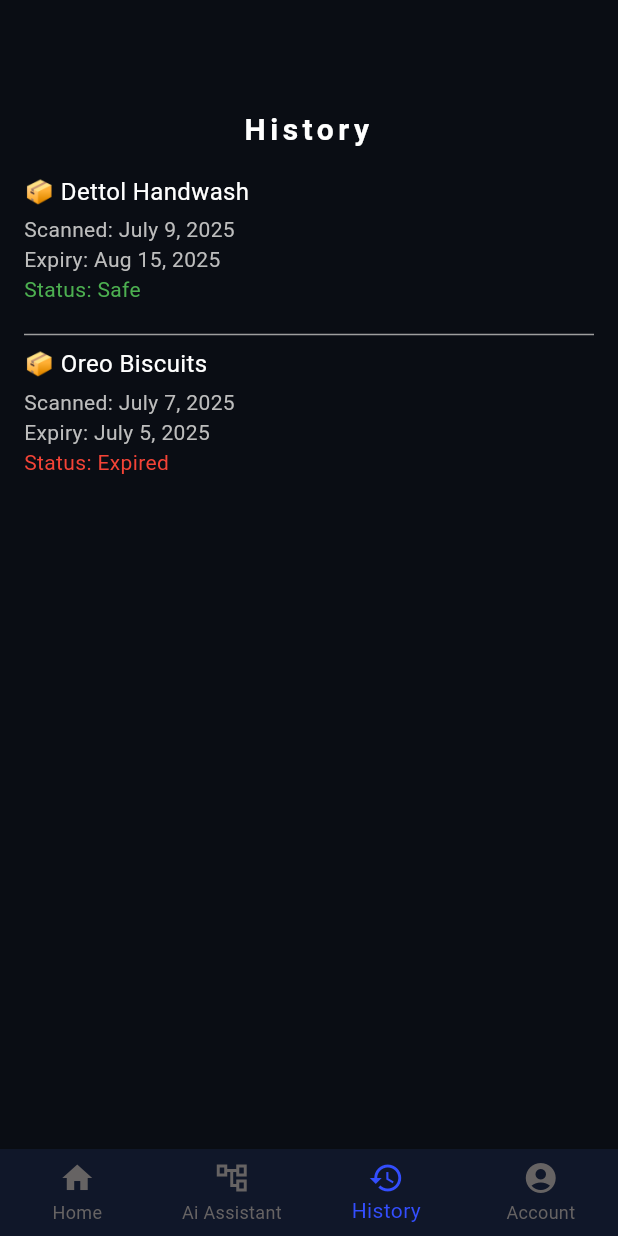
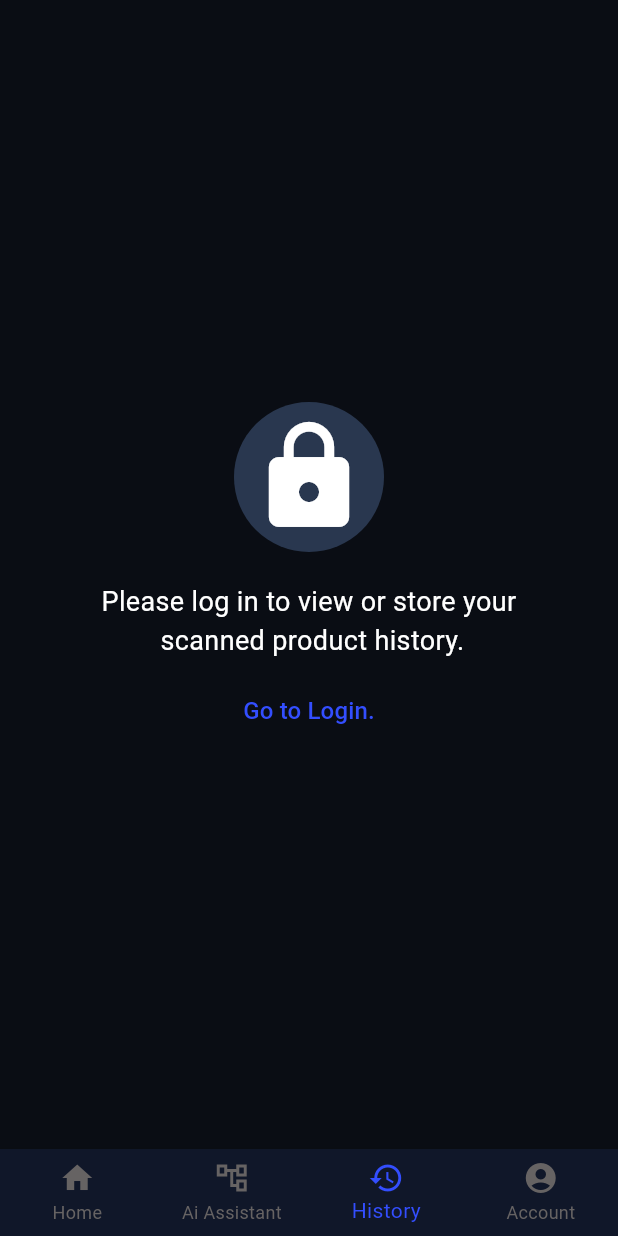
Before and after one commit to Syeda-Nabihaa/TrackNcheck, a Flutter app: the screen it shows after launch, item 3 of the bottom bar chosen, on a phone screen of 412 x 824 dp. Run offline on Flutter 3.47's test engine with Material 3 defaults, Android fonts, the phone set to English and light mode, and no system bars; our stand-ins replace cloud_firestore, firebase_auth, firebase_core, flutter_easyloading, font_awesome_flutter, get and 2 more; missing offline and left inert: mobile_scanner; accounts and stored records are empty.

Commit message:
Save Scan Histroy Logic Implemented.

```diff
--- a/lib/account.dart
+++ b/lib/account.dart
@@ -2,6 +2,7 @@
 import 'package:firebase_auth/firebase_auth.dart';
 import 'package:flutter/material.dart';
 import 'package:get/get.dart';
+import 'package:trackncheck/Login.dart';
 import 'package:trackncheck/app_version.dart';
 import 'package:trackncheck/components/Button.dart';
 import 'package:trackncheck/components/TextWidgets.dart';
@@ -64,6 +65,8 @@
                   fontSize: 18,
                 ),
               ),
+              SizedBox(height: 10,),
+              TextButton(onPressed: () => Get.to(Login()), child: Text('Go to Login.', style: TextStyle(color: ColorConstants.mainColor, fontSize: 16),))
             ],
           ),
         ),
--- a/lib/history.dart
+++ b/lib/history.dart
@@ -1,68 +1,122 @@
+import 'package:cloud_firestore/cloud_firestore.dart';
+import 'package:firebase_auth/firebase_auth.dart';
 import 'package:flutter/material.dart';
+import 'package:get/get.dart';
+import 'package:trackncheck/Login.dart';
 import 'package:trackncheck/components/TextWidgets.dart';
 import 'package:trackncheck/components/constants.dart';
+import 'package:trackncheck/controller/ScanHistoryController.dart';
 
-class ScanHistoryPage extends StatelessWidget {
+class ScanHistoryPage extends StatefulWidget {
   const ScanHistoryPage({super.key});
 
   @override
+  State<ScanHistoryPage> createState() => _ScanHistoryPageState();
+}
+
+class _ScanHistoryPageState extends State<ScanHistoryPage> {
+  final ScanHistoryController _controller = Get.put(ScanHistoryController());
+    User? currentUser;
+
+  @override
+  void initState() {
+    super.initState();
+        currentUser = FirebaseAuth.instance.currentUser;
+    _controller.fetchHistory(); // Make sure to fetch on init
+  }
+  Future<Map<String, dynamic>?> getUserData() async {
+    if (currentUser == null) return null;
+
+    final doc = await FirebaseFirestore.instance
+        .collection('User')
+        .doc(currentUser!.uid)
+        .get();
+
+    if (doc.exists) {
+      return doc.data();
+    } else {
+      return null;
+    }
+  }
+
+  @override
   Widget build(BuildContext context) {
+    // 🔒 If user is not logged in
+    if (currentUser == null) {
+      return Scaffold(
+        backgroundColor: ColorConstants.bgColor,
+        body: Center(
+          child: Column(
+            mainAxisAlignment: MainAxisAlignment.center,
+            children: [
+              CircleAvatar(
+    radius: 50,
+    backgroundColor: ColorConstants.fieldsColor,
+    child: Icon(Icons.lock, color: Colors.white, size: 80,),
+  ),
+  SizedBox(height: 20,),
+              Text(
+                textAlign: TextAlign.center,
+                "Please log in to view or store your\n scanned product history.",
+                style: TextStyle(
+                  color: Colors.white,
+                  fontSize: 18,
+                ),
+              ),
+              SizedBox(height: 10,),
+              TextButton(onPressed: () => Get.to(Login()), child: Text('Go to Login.', style: TextStyle(color: ColorConstants.mainColor, fontSize: 16),))
+            ],
+          ),
+        ),
+      );
+    }
+
     return Scaffold(
       backgroundColor: ColorConstants.bgColor,
       appBar: AppBar(
+        title: const TitleWidget(text: "Scan History", fontsize: 20),
         backgroundColor: ColorConstants.bgColor,
       ),
-      body: ListView(
-        padding: const EdgeInsets.all(16),
-        children: const [
-          TitleWidget(text: 'History',fontsize: 20,),
-          SizedBox(height: 15,),
-          ScanHistoryItem(
-            name: "Dettol Handwash",
-            scanDate: "July 9, 2025",
-            expiry: "Aug 15, 2025",
-            status: "Safe",
-            statusColor: Colors.green,
-          ),
-          Divider(color: Colors.grey),
-          ScanHistoryItem(
-            name: "Oreo Biscuits",
-            scanDate: "July 7, 2025",
-            expiry: "July 5, 2025",
-            status: "Expired",
-            statusColor: Colors.red,
-          ),
-        ],
-      ),
+      body: Obx(() {
+        final history = _controller.scanHistory;
+
+        if (history.isEmpty) {
+          return const Center(child: Text("No scan history yet."));
+        }
+
+        return ListView.builder(
+          itemCount: history.length,
+          itemBuilder: (context, index) {
+            final item = history[index];
+            final timestamp = (item['timestamp'] as Timestamp?)?.toDate();
+            final formattedDate = timestamp != null
+                ? "${timestamp.day}/${timestamp.month}/${timestamp.year} ${timestamp.hour}:${timestamp.minute}"
+                : "Unknown";
+            final isExpired = (item['result']?.toString().toLowerCase() == 'expired');
+            return Card(
+              color: ColorConstants.cardColor,
+              elevation: 4,
+              margin: const EdgeInsets.symmetric(horizontal: 16, vertical: 8),
+              child: ListTile(
+                leading: const Icon(Icons.qr_code, color: Colors.white,),
+                title: Text("Barcode: ${item['barcode'] ?? 'N/A'}", style: TextStyle(color: Colors.grey[200]),),
+                subtitle: Column(
+                  crossAxisAlignment: CrossAxisAlignment.start,
+                  children: [
+                    Text("Item: ${item['result'] ?? 'N/A'}",style: TextStyle(color: Colors.grey[300]),),
+                     Text("Status: ${isExpired ? 'Expired' : 'Not Expired'}",
+                        style: TextStyle(
+                          color: isExpired ? Colors.red : Colors.green,
+                          fontWeight: FontWeight.bold,
+                        )),
+                    Text("Scanned At: $formattedDate",style: TextStyle(color: Colors.grey[300]),),
+                  ],
+                ),
+              ),
+            );
+          },
+        );
+      }),
     );
   }
 }
-
-class ScanHistoryItem extends StatelessWidget {
-  final String name, scanDate, expiry, status;
-  final Color statusColor;
-
-  const ScanHistoryItem({
-    super.key,
-    required this.name,
-    required this.scanDate,
-    required this.expiry,
-    required this.status,
-    required this.statusColor,
-  });
-
-  @override
-  Widget build(BuildContext context) {
-    return Column(
-      crossAxisAlignment: CrossAxisAlignment.start,
-      children: [
-        Text("📦 $name", style: const TextStyle(color: Colors.white, fontSize: 16)),
-        const SizedBox(height: 4),
-        Text("Scanned: $scanDate", style: TextStyle(color: Colors.grey[400])),
-        Text("Expiry: $expiry", style: TextStyle(color: Colors.grey[400])),
-        Text("Status: $status", style: TextStyle(color: statusColor)),
-        const SizedBox(height: 12),
-      ],
-    );
-  }
-}
--- a/lib/scanning/Result_page.dart
+++ b/lib/scanning/Result_page.dart
@@ -42,9 +42,8 @@
       backgroundColor: ColorConstants.bgColor,
       body: SafeArea(
         child: Column(
-          // mainAxisAlignment: MainAxisAlignment.center,
           children: [
-            SizedBox(height: 40,),
+            SizedBox(height: 30,),
             SizedBox(
               width: 450,
               child: TitleWidget(
--- a/pubspec.yaml
+++ b/pubspec.yaml
@@ -50,6 +50,7 @@
   mobile_scanner: ^7.0.1
   http: ^1.4.0
   google_sign_in: ^6.3.0
+  intl: ^0.20.2
 
 dev_dependencies:
   flutter_test:
```
Also changed, not shown: lib/Home.dart (+34 -0 lines), lib/controller/ScanHistoryController.dart (added, +47 -0 lines), lib/logout.dart (+5 -3 lines), lib/main.dart (+2 -15 lines), lib/scanning/Halal_result.dart (+22 -7 lines), lib/scanning/Product_details.dart (+31 -15 lines), pubspec.lock.
